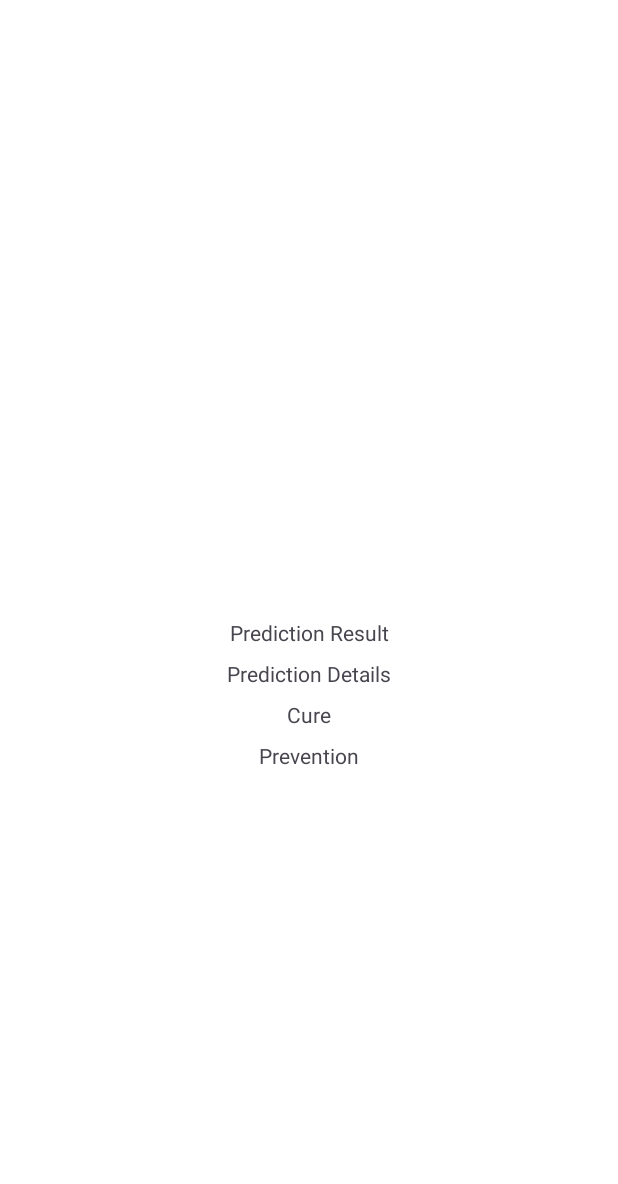
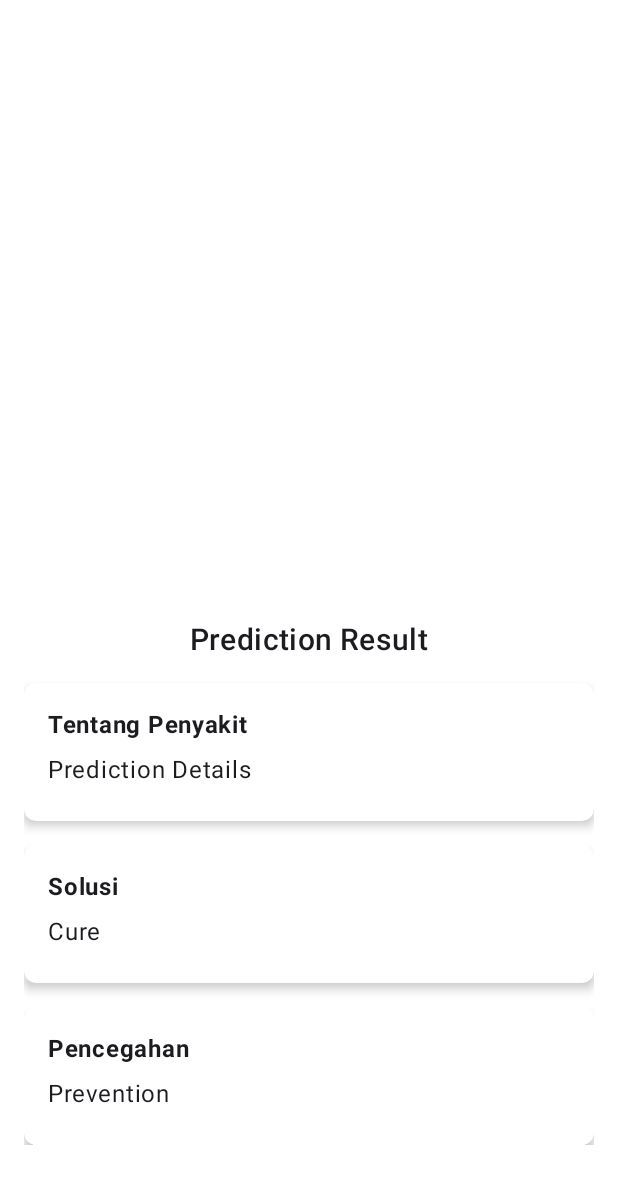
Before and after one commit to farizhaidar/Leaf-Sense, an Android app: the layout activity_result.xml on its own in the app's theme, with its tools: preview values and no code run, on a phone screen of 412 x 824 dp. Shown: the top 1184 px of the screen. Run offline under Robolectric (Android 15) with nearby library versions, the phone set to English and light mode, and no system bars.

Commit message:
update semwahh

```diff
--- a/app/src/main/res/layout/activity_result.xml
+++ b/app/src/main/res/layout/activity_result.xml
@@ -1,13 +1,15 @@
-<android.widget.ScrollView xmlns:android="http://schemas.android.com/apk/res/android"
+<android.widget.ScrollView
+    xmlns:android="http://schemas.android.com/apk/res/android"
+    xmlns:app="http://schemas.android.com/apk/res-auto"
     android:layout_width="match_parent"
     android:layout_height="match_parent"
-    xmlns:app="http://schemas.android.com/apk/res-auto"
     android:padding="16dp">
 
     <androidx.constraintlayout.widget.ConstraintLayout
         android:layout_width="match_parent"
         android:layout_height="wrap_content">
 
+        <!-- Image View -->
         <ImageView
             android:id="@+id/imageView"
             android:layout_width="0dp"
@@ -16,64 +18,144 @@
             app:layout_constraintEnd_toEndOf="parent"
             app:layout_constraintStart_toStartOf="parent"
             app:layout_constraintTop_toTopOf="parent"
-            android:contentDescription="Captured Image"/>
+            android:contentDescription="Captured Image" />
 
-
+        <!-- Prediction Result -->
         <TextView
             android:id="@+id/predictionResult"
             android:layout_width="wrap_content"
             android:layout_height="wrap_content"
+            android:layout_marginTop="16dp"
             android:text="Prediction Result"
-            app:layout_constraintTop_toBottomOf="@id/imageView"
+            android:textAppearance="?attr/textAppearanceHeadline6"
+            app:layout_constraintEnd_toEndOf="parent"
+            app:layout_constraintStart_toStartOf="parent"
+            app:layout_constraintTop_toBottomOf="@id/imageView" />
+
+        <!-- Card for Prediction Details -->
+        <androidx.cardview.widget.CardView
+            android:id="@+id/cardPredictionDetails"
+            android:layout_width="0dp"
+            android:layout_height="wrap_content"
             android:layout_marginTop="16dp"
-            android:layout_marginBottom="8dp"
+            app:cardCornerRadius="8dp"
+            app:cardElevation="4dp"
+            app:layout_constraintEnd_toEndOf="parent"
             app:layout_constraintStart_toStartOf="parent"
-            app:layout_constraintEnd_toEndOf="parent" />
+            app:layout_constraintTop_toBottomOf="@id/predictionResult">
+
+            <LinearLayout
+                android:layout_width="match_parent"
+                android:layout_height="wrap_content"
+                android:orientation="vertical"
+                android:padding="16dp">
+
+                <TextView
+                    android:id="@+id/Details"
+                    android:layout_width="wrap_content"
+                    android:layout_height="wrap_content"
+                    android:text="Tentang Penyakit"
+                    android:textStyle="bold"
+                    android:textAppearance="?attr/textAppearanceBody1"
+                    android:paddingBottom="8dp" />
 
                 <TextView
                     android:id="@+id/predictionDetails"
                     android:layout_width="wrap_content"
                     android:layout_height="wrap_content"
                     android:text="Prediction Details"
-            app:layout_constraintTop_toBottomOf="@id/predictionResult"
-            android:layout_marginTop="8dp"
-            android:layout_marginBottom="8dp"
+                    android:textAppearance="?attr/textAppearanceBody1"
+                    android:paddingBottom="8dp" />
+            </LinearLayout>
+        </androidx.cardview.widget.CardView>
+
+        <!-- Card for Cure -->
+        <androidx.cardview.widget.CardView
+            android:id="@+id/cardCure"
+            android:layout_width="0dp"
+            android:layout_height="wrap_content"
+            android:layout_marginTop="16dp"
+            app:cardCornerRadius="8dp"
+            app:cardElevation="4dp"
+            app:layout_constraintEnd_toEndOf="parent"
             app:layout_constraintStart_toStartOf="parent"
-            app:layout_constraintEnd_toEndOf="parent" />
+            app:layout_constraintTop_toBottomOf="@id/cardPredictionDetails">
+
+            <LinearLayout
+                android:layout_width="match_parent"
+                android:layout_height="wrap_content"
+                android:orientation="vertical"
+                android:padding="16dp">
+
+                <TextView
+                    android:id="@+id/Cure"
+                    android:layout_width="wrap_content"
+                    android:layout_height="wrap_content"
+                    android:text="Solusi"
+                    android:textStyle="bold"
+                    android:textAppearance="?attr/textAppearanceBody1"
+                    android:paddingBottom="8dp" />
 
                 <TextView
                     android:id="@+id/cureTextView"
                     android:layout_width="wrap_content"
                     android:layout_height="wrap_content"
                     android:text="Cure"
-            app:layout_constraintTop_toBottomOf="@id/predictionDetails"
-            android:layout_marginTop="8dp"
-            android:layout_marginBottom="8dp"
+                    android:textAppearance="?attr/textAppearanceBody1"
+                    android:paddingBottom="8dp" />
+            </LinearLayout>
+        </androidx.cardview.widget.CardView>
+
+        <!-- Card for Prevention -->
+        <androidx.cardview.widget.CardView
+            android:id="@+id/cardPrevention"
+            android:layout_width="0dp"
+            android:layout_height="wrap_content"
+            android:layout_marginTop="16dp"
+            app:cardCornerRadius="8dp"
+            app:cardElevation="4dp"
+            app:layout_constraintEnd_toEndOf="parent"
             app:layout_constraintStart_toStartOf="parent"
-            app:layout_constraintEnd_toEndOf="parent" />
+            app:layout_constraintTop_toBottomOf="@id/cardCure">
+
+            <LinearLayout
+                android:layout_width="match_parent"
+                android:layout_height="wrap_content"
+                android:orientation="vertical"
+                android:padding="16dp">
+
+                <TextView
+                    android:id="@+id/Prevention"
+                    android:layout_width="wrap_content"
+                    android:layout_height="wrap_content"
+                    android:text="Pencegahan"
+                    android:textStyle="bold"
+                    android:textAppearance="?attr/textAppearanceBody1"
+                    android:paddingBottom="8dp" />
 
                 <TextView
                     android:id="@+id/preventionTextView"
                     android:layout_width="wrap_content"
                     android:layout_height="wrap_content"
                     android:text="Prevention"
-            app:layout_constraintTop_toBottomOf="@id/cureTextView"
-            android:layout_marginTop="8dp"
-            android:layout_marginBottom="16dp"
-            app:layout_constraintStart_toStartOf="parent"
-            app:layout_constraintEnd_toEndOf="parent" />
+                    android:textAppearance="?attr/textAppearanceBody1"
+                    android:paddingBottom="8dp" />
+            </LinearLayout>
+        </androidx.cardview.widget.CardView>
 
+        <!-- Loading Animation -->
         <com.airbnb.lottie.LottieAnimationView
             android:id="@+id/loadingAnimation"
             android:layout_width="150dp"
             android:layout_height="150dp"
+            android:visibility="gone"
             app:lottie_autoPlay="true"
             app:lottie_loop="true"
             app:lottie_rawRes="@raw/loading_animation"
-            android:visibility="gone"
-            app:layout_constraintTop_toTopOf="parent"
             app:layout_constraintBottom_toBottomOf="parent"
+            app:layout_constraintEnd_toEndOf="parent"
             app:layout_constraintStart_toStartOf="parent"
-            app:layout_constraintEnd_toEndOf="parent" />
+            app:layout_constraintTop_toTopOf="parent" />
+
     </androidx.constraintlayout.widget.ConstraintLayout>
 </android.widget.ScrollView>
--- a/app/src/main/res/layout/fragment_home.xml
+++ b/app/src/main/res/layout/fragment_home.xml
@@ -137,7 +137,7 @@
             <TextView
                 android:layout_width="wrap_content"
                 android:layout_height="wrap_content"
-                android:text="Strawberry"
+                android:text="Stroberi"
                 android:textColor="@color/white"
                 android:textSize="12sp"
                 android:gravity="center" />
```
Also changed, not shown: app/src/main/java/com/bangkit/leafsense/ui/result/ResultActivity.kt (+41 -25 lines), app/src/main/res/layout/fragment_profil.xml (+9 -7 lines). Lines whose indentation alone changed are shown as unchanged.
